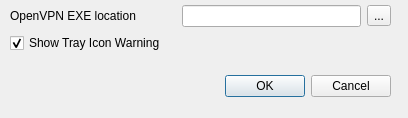
First picture: the form in ui/appsettings.ui, repository CoreSoft2/OpenSesame, before the edit.
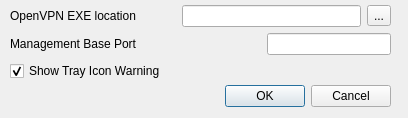
Second picture: the form after the edit. Icons and pictures are not drawn.

Commit message: add app settings option for setting management port in case of conflict

The edit to the form file:
```diff
--- a/ui/appsettings.ui
+++ b/ui/appsettings.ui
@@ -21,7 +21,7 @@
    <property name="geometry">
     <rect>
      <x>50</x>
-     <y>70</y>
+     <y>80</y>
      <width>341</width>
      <height>32</height>
     </rect>
@@ -39,7 +39,7 @@
      <x>0</x>
      <y>0</y>
      <width>401</width>
-     <height>62</height>
+     <height>90</height>
     </rect>
    </property>
    <layout class="QVBoxLayout" name="verticalLayout">
@@ -102,6 +102,33 @@
       </item>
      </layout>
     </item>
+    <item>
+     <layout class="QHBoxLayout" name="horizontalLayout">
+      <item>
+       <widget class="QLabel" name="label_2">
+        <property name="text">
+         <string>Management Base Port</string>
+        </property>
+       </widget>
+      </item>
+      <item>
+       <spacer name="horizontalSpacer_2">
+        <property name="orientation">
+         <enum>Qt::Horizontal</enum>
+        </property>
+        <property name="sizeHint" stdset="0">
+         <size>
+          <width>40</width>
+          <height>20</height>
+         </size>
+        </property>
+       </spacer>
+      </item>
+      <item>
+       <widget class="QLineEdit" name="lineEditManagementBasePort"/>
+      </item>
+     </layout>
+    </item>
     <item>
      <widget class="QCheckBox" name="checkBoxshowTrayWarning">
       <property name="text">
```
Left out of the diff: 2 changed lines with no effect on the pictures. The commit also changes 8 other files.
